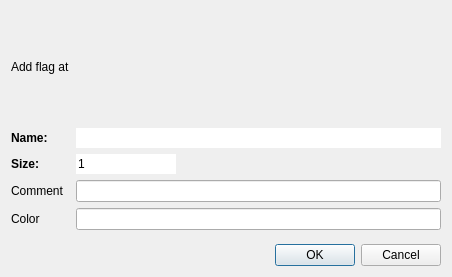
Before: the Qt Designer form src/dialogs/FlagDialog.ui in radareorg/iaito, drawn with Qt 5.
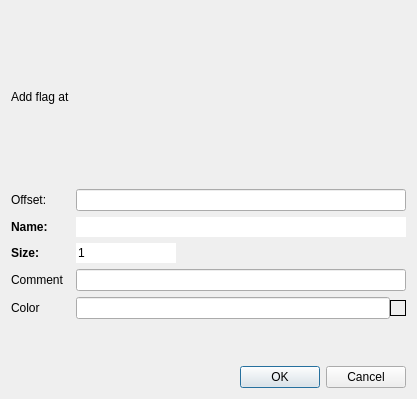
After: the same form once the commit is applied.

Commit message: Paint the flag color in the hexdump

What changed in the file:
```diff
--- a/src/dialogs/FlagDialog.ui
+++ b/src/dialogs/FlagDialog.ui
@@ -6,8 +6,8 @@
    <rect>
     <x>0</x>
     <y>0</y>
-    <width>452</width>
-    <height>277</height>
+    <width>417</width>
+    <height>399</height>
    </rect>
   </property>
   <property name="windowTitle">
@@ -32,11 +32,10 @@
      <property name="horizontalSpacing">
       <number>12</number>
      </property>
-     <item row="0" column="0">
+     <item row="1" column="0">
       <widget class="QLabel" name="labelFlag">
        <property name="font">
         <font>
-         <weight>75</weight>
          <bold>true</bold>
         </font>
        </property>
@@ -45,17 +44,17 @@
        </property>
       </widget>
      </item>
-     <item row="0" column="1">
-      <widget class="QLineEdit" name="nameEdit">
-       <property name="frame">
-        <bool>false</bool>
-       </property>
-       <property name="placeholderText">
-        <string notr="true"/>
-       </property>
-      </widget>
-     </item>
      <item row="1" column="1">
+      <widget class="QLineEdit" name="nameEdit">
+       <property name="frame">
+        <bool>false</bool>
+       </property>
+       <property name="placeholderText">
+        <string notr="true"/>
+       </property>
+      </widget>
+     </item>
+     <item row="2" column="1">
       <widget class="QLineEdit" name="sizeEdit">
        <property name="maximumSize">
         <size>
@@ -74,11 +73,10 @@
        </property>
       </widget>
      </item>
-     <item row="1" column="0">
+     <item row="2" column="0">
       <widget class="QLabel" name="labelSize">
        <property name="font">
         <font>
-         <weight>75</weight>
          <bold>true</bold>
         </font>
        </property>
@@ -87,25 +85,62 @@
        </property>
       </widget>
      </item>
-     <item row="2" column="1">
+     <item row="3" column="1">
       <widget class="QLineEdit" name="commentEdit"/>
      </item>
-     <item row="2" column="0">
+     <item row="3" column="0">
       <widget class="QLabel" name="label">
        <property name="text">
         <string>Comment</string>
        </property>
       </widget>
      </item>
-     <item row="3" column="0">
+     <item row="4" column="0">
       <widget class="QLabel" name="label_2">
        <property name="text">
         <string>Color</string>
        </property>
       </widget>
      </item>
-     <item row="3" column="1">
-      <widget class="QLineEdit" name="colorEdit"/>
+     <item row="4" column="1">
+      <layout class="QHBoxLayout" name="colorLayout">
+       <item>
+        <widget class="QLineEdit" name="colorEdit"/>
+       </item>
+       <item>
+        <widget class="QFrame" name="colorPreview">
+         <property name="minimumSize">
+          <size>
+           <width>16</width>
+           <height>16</height>
+          </size>
+         </property>
+         <property name="maximumSize">
+          <size>
+           <width>16</width>
+           <height>16</height>
+          </size>
+         </property>
+         <property name="frameShape">
+          <enum>QFrame::Shape::Box</enum>
+         </property>
+        </widget>
+       </item>
+      </layout>
+     </item>
+     <item row="0" column="0">
+      <widget class="QLabel" name="labelOffset">
+       <property name="text">
+        <string>Offset:</string>
+       </property>
+      </widget>
+     </item>
+     <item row="0" column="1">
+      <widget class="QLineEdit" name="offsetEdit">
+       <property name="readOnly">
+        <bool>true</bool>
+       </property>
+      </widget>
      </item>
     </layout>
    </item>
```
Left out of the diff: 4 changed lines with no effect on the pictures. The commit also changes 6 other files.
